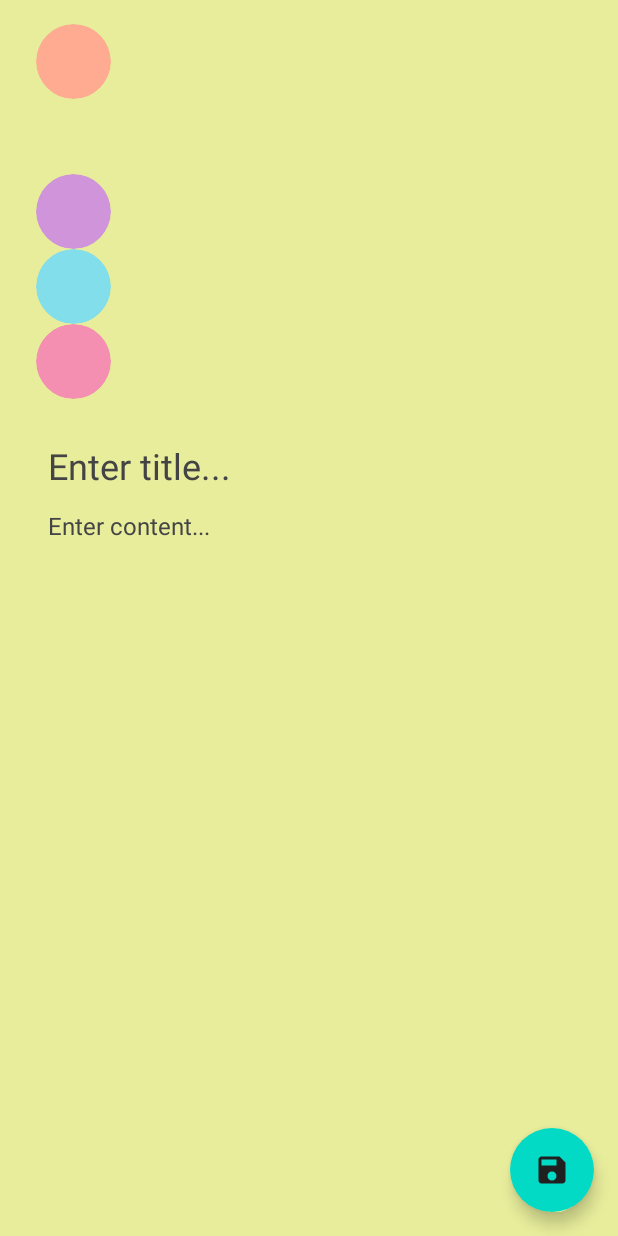
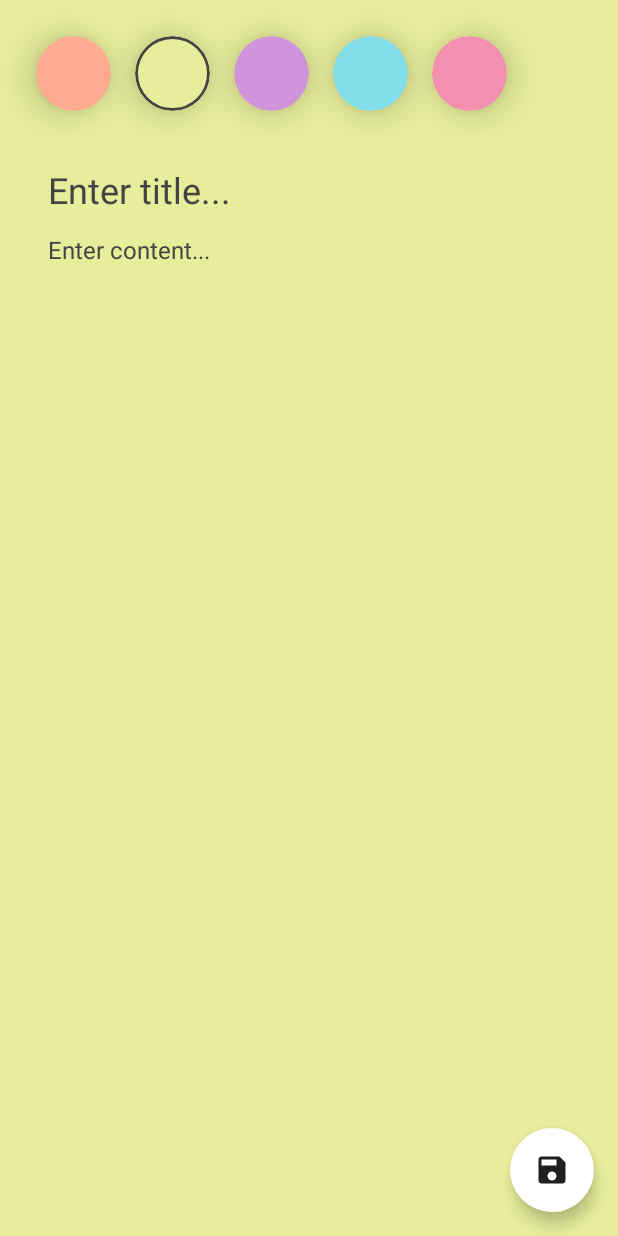
Before and after one commit to Dhruv-Limbachiya/Notes-App, an Android app built with Jetpack Compose: the screen it shows after launch (MainActivity), after a tap on "Add note", on a phone screen of 412 x 824 dp. Run offline under Robolectric (Android 15) with nearby library versions, the phone set to English and light mode, and no system bars; our stand-ins replace Dagger/Hilt's generated code, Room's generated code; 1 other tap on this screen came first.

Commit message:
solve bugs of text fields focus and color bubbles selection

```diff
--- a/app/src/main/java/com/example/noteapp/feature_note/presentation/note_screen/components/NoteScreen.kt
+++ b/app/src/main/java/com/example/noteapp/feature_note/presentation/note_screen/components/NoteScreen.kt
@@ -16,6 +16,7 @@ import androidx.compose.runtime.remember
 import androidx.compose.runtime.rememberCoroutineScope
 import androidx.compose.ui.Modifier
 import androidx.compose.ui.draw.clip
+import androidx.compose.ui.draw.shadow
 import androidx.compose.ui.graphics.Color
 import androidx.compose.ui.graphics.toArgb
 import androidx.compose.ui.unit.dp
@@ -75,7 +76,7 @@ fun NoteScreen(
         floatingActionButton = {
             FloatingActionButton(onClick = {
                 viewModel.onEvent(NoteEvent.SaveNote)
-            }) {
+            }, backgroundColor = MaterialTheme.colors.primary) {
                 Icon(
                     imageVector = Icons.Default.Save,
                     contentDescription = "Save note",
@@ -90,7 +91,8 @@ fun NoteScreen(
             modifier = Modifier.padding(16.dp)
         ) {
 
-            ColorBubbles(noteColor = noteColor) { color ->
+            Row {
+                ColorBubbles(noteColor = viewModel.noteColor.value) { color ->
                     coroutineScope.launch {
                         backgroundColor.animateTo(
                             targetValue = color,
@@ -99,7 +101,11 @@ fun NoteScreen(
                             )
                         )
                     }
+
+                    viewModel.onEvent(NoteEvent.ChangeColor(color.toArgb()))
                 }
+            }
+
 
             Spacer(modifier = Modifier.height(16.dp))
 
@@ -107,6 +113,7 @@ fun NoteScreen(
             NoteTextField(
                 text = noteTitle.text,
                 hint = noteTitle.hint,
+                isHintVisible = noteTitle.isHintVisible,
                 textStyle = MaterialTheme.typography.h5,
                 isSingleLine = true,
                 onValueChange = { text ->
@@ -124,6 +131,7 @@ fun NoteScreen(
             NoteTextField(
                 text = noteContent.text,
                 hint = noteContent.hint,
+                isHintVisible = noteContent.isHintVisible,
                 textStyle = MaterialTheme.typography.body1,
                 isSingleLine = false,
                 onValueChange = { text ->
@@ -153,9 +161,14 @@ fun ColorBubbles(
     Note.noteColors.forEach { color ->
         Box(
             modifier = modifier
-                .padding(horizontal = 8.dp)
+                .padding(8.dp)
                 .size(50.dp)
+                .shadow(15.dp, CircleShape)
                 .clip(CircleShape)
+                .background(
+                    color = color,
+                    shape = CircleShape
+                )
                 .border(
                     width = 2.dp,
                     color = if (noteColor == color.toArgb()) {
@@ -165,10 +178,6 @@ fun ColorBubbles(
                     },
                     shape = CircleShape
                 )
-                .background(
-                    color = color,
-                    shape = CircleShape
-                )
                 .clickable {
                     onColorChange(color)
                 }
```
Lines whose indentation alone changed are shown as unchanged.
